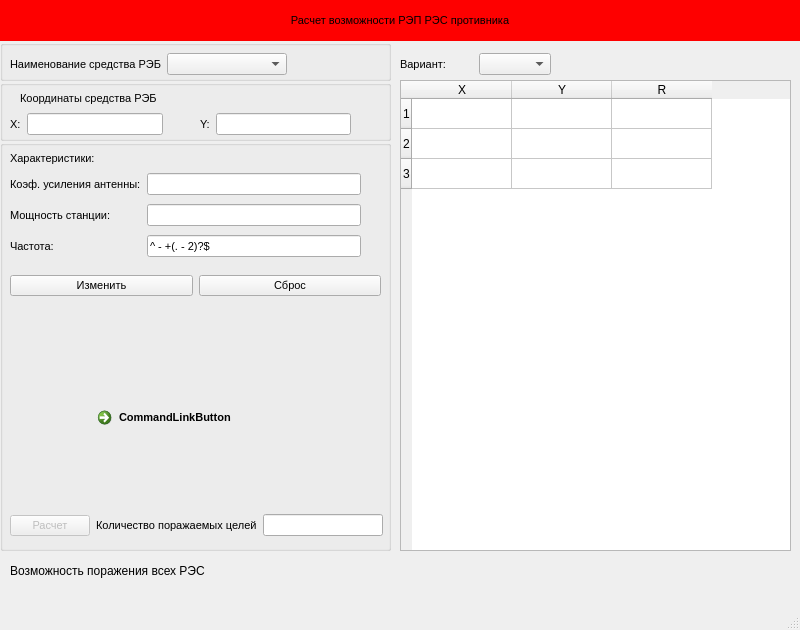
This is mainwindow.ui in businessausage/v22 as Qt 5 draws it before an edit. The edited form follows.
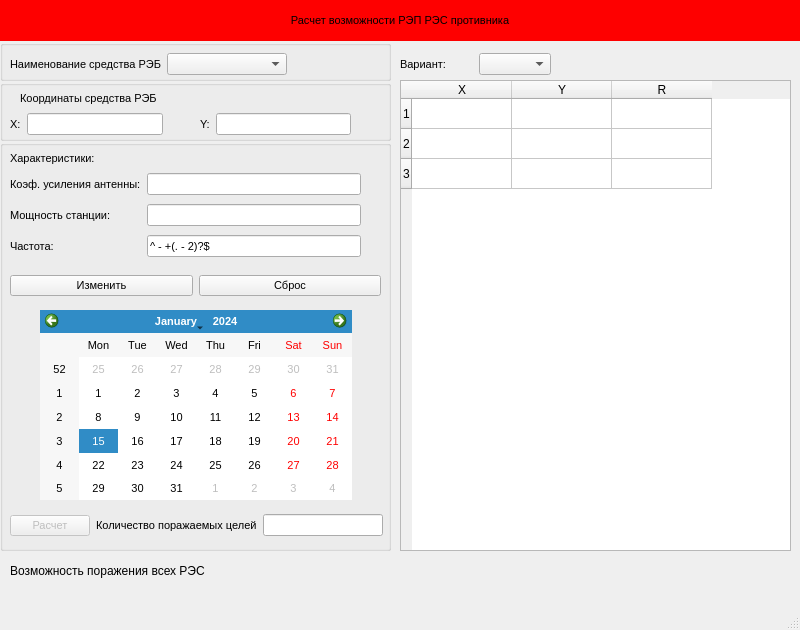
This is the edited form.

Patch:
```diff
--- a/mainwindow.ui
+++ b/mainwindow.ui
@@ -430,18 +430,15 @@
       </item>
      </layout>
     </widget>
-    <widget class="QCommandLinkButton" name="commandLinkButton">
+    <widget class="QCalendarWidget" name="calendarWidget">
      <property name="geometry">
       <rect>
-       <x>90</x>
-       <y>260</y>
-       <width>172</width>
-       <height>41</height>
+       <x>40</x>
+       <y>170</y>
+       <width>312</width>
+       <height>190</height>
       </rect>
      </property>
-     <property name="text">
-      <string>CommandLinkButton</string>
-     </property>
     </widget>
    </widget>
    <widget class="QWidget" name="layoutWidget">
```
